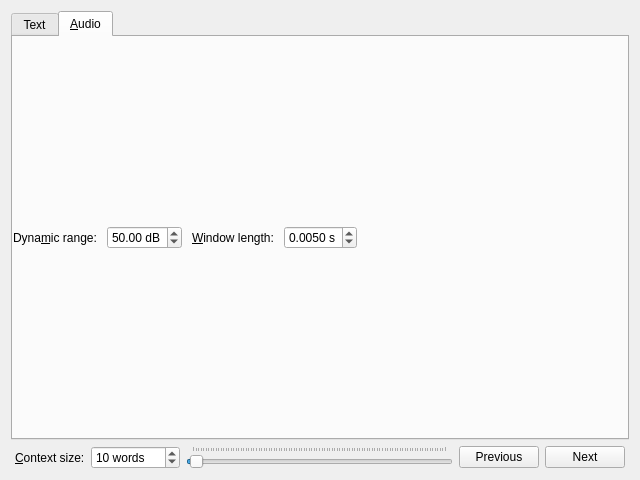
Above: coquery/gui/ui/contextViewer.ui from gkunter/coquery before the change. Below: the same form after it.
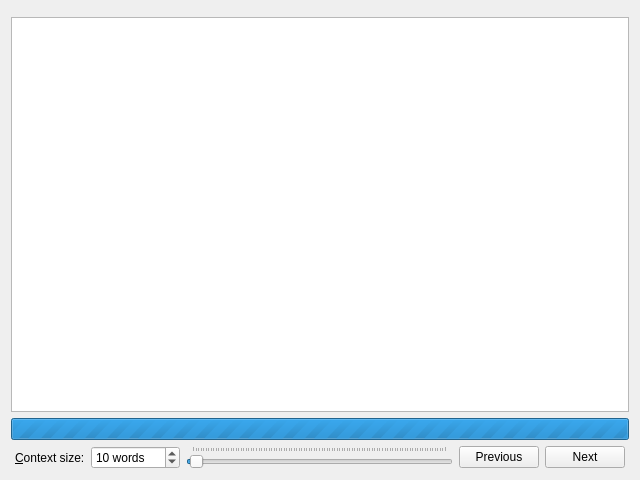
That is the form after the change. The open tabs and pages were chosen to show the change. Custom widgets are drawn as their Qt base class.

Diff of the .ui file:
```diff
--- a/coquery/gui/ui/contextViewer.ui
+++ b/coquery/gui/ui/contextViewer.ui
@@ -15,33 +15,8 @@
   </property>
   <layout class="QVBoxLayout" name="layout_main">
    <item>
-    <widget class="QTabWidget" name="tab_widget">
-     <property name="tabShape">
-      <enum>QTabWidget::Rounded</enum>
-     </property>
-     <property name="currentIndex">
-      <number>0</number>
-     </property>
-     <widget class="QWidget" name="tab_context">
-      <attribute name="title">
-       <string>Text</string>
-      </attribute>
-      <layout class="QVBoxLayout" name="verticalLayout_4">
-       <property name="spacing">
-        <number>0</number>
-       </property>
-       <property name="leftMargin">
-        <number>0</number>
-       </property>
-       <property name="topMargin">
-        <number>0</number>
-       </property>
-       <property name="rightMargin">
-        <number>0</number>
-       </property>
-       <property name="bottomMargin">
-        <number>0</number>
-       </property>
+    <widget class="CoqDetailBox" name="button_ids" native="true"/>
+   </item>
        <item>
         <widget class="QTextBrowser" name="context_area">
          <property name="autoFillBackground">
@@ -68,115 +43,6 @@
          </property>
         </widget>
        </item>
-      </layout>
-     </widget>
-     <widget class="QWidget" name="tab_textgrid">
-      <attribute name="title">
-       <string>&amp;Audio</string>
-      </attribute>
-      <layout class="QVBoxLayout" name="layout_audio_tab" stretch="0">
-       <property name="spacing">
-        <number>0</number>
-       </property>
-       <property name="leftMargin">
-        <number>0</number>
-       </property>
-       <property name="topMargin">
-        <number>0</number>
-       </property>
-       <property name="rightMargin">
-        <number>0</number>
-       </property>
-       <property name="bottomMargin">
-        <number>0</number>
-       </property>
-       <item>
-        <layout class="QHBoxLayout" name="horizontalLayout_2">
-         <property name="spacing">
-          <number>10</number>
-         </property>
-         <item>
-          <layout class="QHBoxLayout" name="horizontalLayout_3">
-           <item>
-            <widget class="QLabel" name="label">
-             <property name="text">
-              <string>Dyna&amp;mic range:</string>
-             </property>
-             <property name="buddy">
-              <cstring>spin_dynamic_range</cstring>
-             </property>
-            </widget>
-           </item>
-           <item>
-            <widget class="QDoubleSpinBox" name="spin_dynamic_range">
-             <property name="suffix">
-              <string> dB</string>
-             </property>
-             <property name="minimum">
-              <double>1.000000000000000</double>
-             </property>
-             <property name="value">
-              <double>50.000000000000000</double>
-             </property>
-            </widget>
-           </item>
-          </layout>
-         </item>
-         <item>
-          <layout class="QHBoxLayout" name="horizontalLayout_4">
-           <item>
-            <widget class="QLabel" name="label_2">
-             <property name="text">
-              <string>&amp;Window length:</string>
-             </property>
-             <property name="buddy">
-              <cstring>spin_window_length</cstring>
-             </property>
-            </widget>
-           </item>
-           <item>
-            <widget class="QDoubleSpinBox" name="spin_window_length">
-             <property name="suffix">
-              <string> s</string>
-             </property>
-             <property name="decimals">
-              <number>4</number>
-             </property>
-             <property name="minimum">
-              <double>0.001000000000000</double>
-             </property>
-             <property name="maximum">
-              <double>1.000000000000000</double>
-             </property>
-             <property name="singleStep">
-              <double>0.001000000000000</double>
-             </property>
-             <property name="value">
-              <double>0.005000000000000</double>
-             </property>
-            </widget>
-           </item>
-          </layout>
-         </item>
-         <item>
-          <spacer name="horizontalSpacer">
-           <property name="orientation">
-            <enum>Qt::Horizontal</enum>
-           </property>
-           <property name="sizeHint" stdset="0">
-            <size>
-             <width>40</width>
-             <height>20</height>
-            </size>
-           </property>
-          </spacer>
-         </item>
-        </layout>
-       </item>
-      </layout>
-     </widget>
-    </widget>
-   </item>
    <item>
     <layout class="QHBoxLayout" name="horizontalLayout" stretch="0,0,1,0,0">
      <property name="leftMargin">
@@ -287,6 +153,14 @@
    </item>
   </layout>
  </widget>
+ <customwidgets>
+  <customwidget>
+   <class>CoqDetailBox</class>
+   <extends>QWidget</extends>
+   <header>..classes</header>
+   <container>1</container>
+  </customwidget>
+ </customwidgets>
  <resources/>
  <connections/>
 </ui>
```
Left out of the diff: 2 changed lines with no effect on the pictures. Lines whose indentation alone changed are shown as unchanged.
